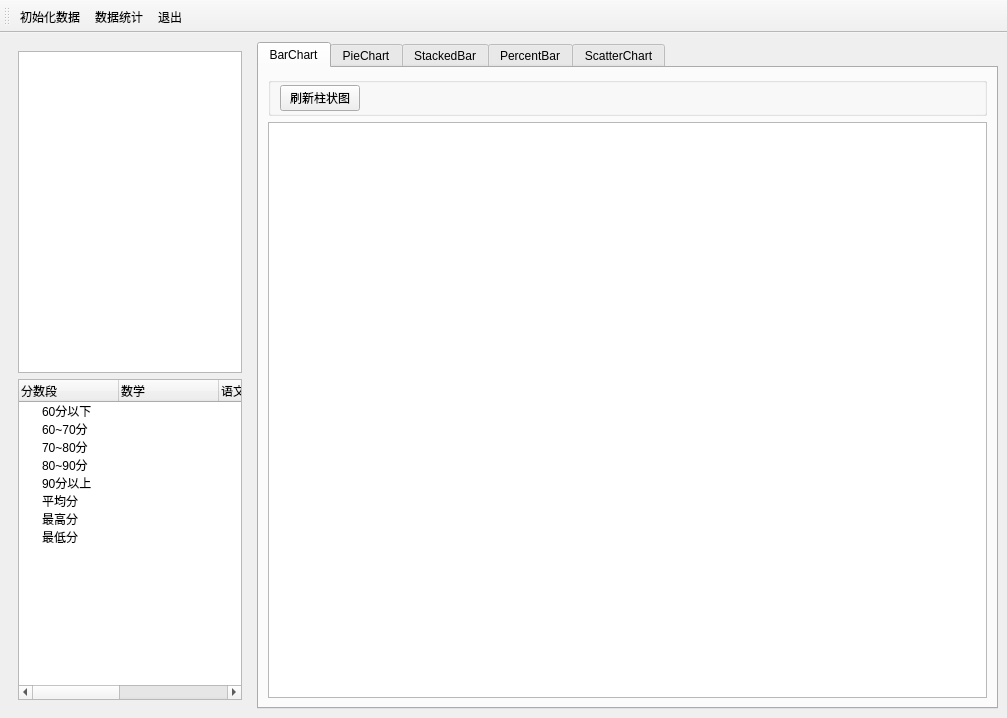
Qt form Qt Practice/AXiBaiProgram/09_03_DrawOfVariousCommonCharts/mainwindow.ui (demo7426/study) before a commit.
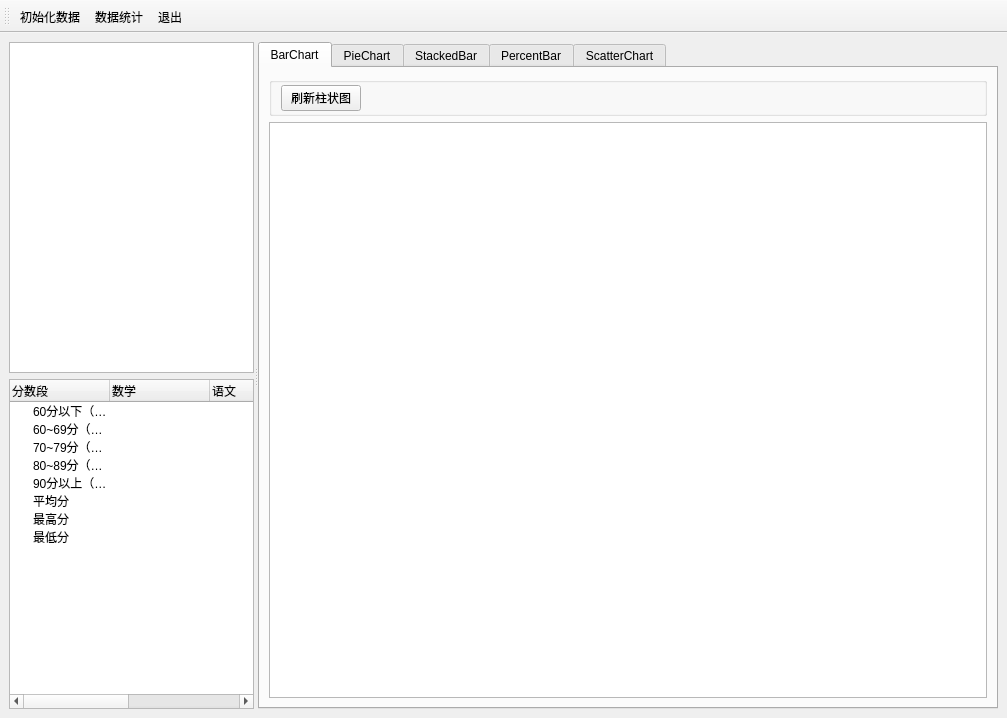
The same form after that commit. Icons and pictures are not drawn. Custom widgets are drawn as their Qt base class.

Commit message: 新增实现Qt各种图表的绘制初始化原始数据的功能模块源码

The edit to the form file:
```diff
--- a/Qt Practice/AXiBaiProgram/09_03_DrawOfVariousCommonCharts/mainwindow.ui
+++ b/Qt Practice/AXiBaiProgram/09_03_DrawOfVariousCommonCharts/mainwindow.ui
@@ -17,8 +17,12 @@
    <enum>Qt::ToolButtonStyle::ToolButtonTextUnderIcon</enum>
   </property>
   <widget class="QWidget" name="centralwidget">
-   <layout class="QGridLayout" name="gridLayout">
-    <item row="0" column="0">
+   <layout class="QVBoxLayout" name="verticalLayout_3">
+    <item>
+     <widget class="QSplitter" name="splitter">
+      <property name="orientation">
+       <enum>Qt::Orientation::Horizontal</enum>
+      </property>
      <widget class="QWidget" name="widget" native="true">
       <layout class="QVBoxLayout" name="verticalLayout">
        <item>
@@ -53,7 +57,7 @@
          </column>
          <item>
           <property name="text">
-           <string>60分以下</string>
+            <string>60分以下（人数）</string>
           </property>
           <property name="text">
            <string/>
@@ -70,7 +74,7 @@
          </item>
          <item>
           <property name="text">
-           <string>60~70分</string>
+            <string>60~69分（人数）</string>
           </property>
           <property name="text">
            <string/>
@@ -87,7 +91,7 @@
          </item>
          <item>
           <property name="text">
-           <string>70~80分</string>
+            <string>70~79分（人数）</string>
           </property>
           <property name="text">
            <string/>
@@ -104,7 +108,7 @@
          </item>
          <item>
           <property name="text">
-           <string>80~90分</string>
+            <string>80~89分（人数）</string>
           </property>
           <property name="text">
            <string/>
@@ -121,7 +125,7 @@
          </item>
          <item>
           <property name="text">
-           <string>90分以上</string>
+            <string>90分以上（人数）</string>
           </property>
           <property name="text">
            <string/>
@@ -191,8 +195,6 @@
        </item>
       </layout>
      </widget>
-    </item>
-    <item row="0" column="1">
      <widget class="QTabWidget" name="tabWidget">
       <property name="currentIndex">
        <number>0</number>
@@ -205,7 +207,7 @@
        <attribute name="title">
         <string>BarChart</string>
        </attribute>
-       <layout class="QVBoxLayout" name="verticalLayout_3">
+        <layout class="QVBoxLayout" name="verticalLayout_2">
         <item>
          <widget class="QGroupBox" name="groupBox_2">
           <property name="title">
@@ -568,6 +570,7 @@
        </layout>
       </widget>
      </widget>
+     </widget>
     </item>
    </layout>
   </widget>
@@ -577,7 +580,7 @@
      <x>0</x>
      <y>0</y>
      <width>1007</width>
-     <height>25</height>
+     <height>22</height>
     </rect>
    </property>
   </widget>
```
Lines whose indentation alone changed are shown as unchanged. The commit also changes 2 other files.
